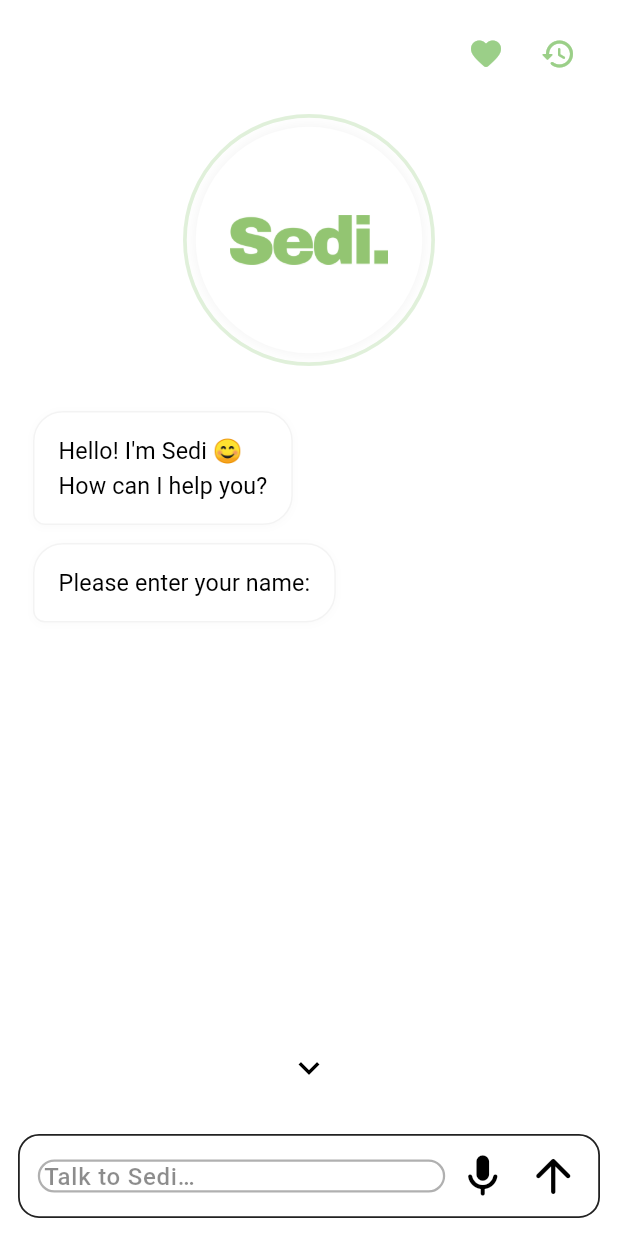
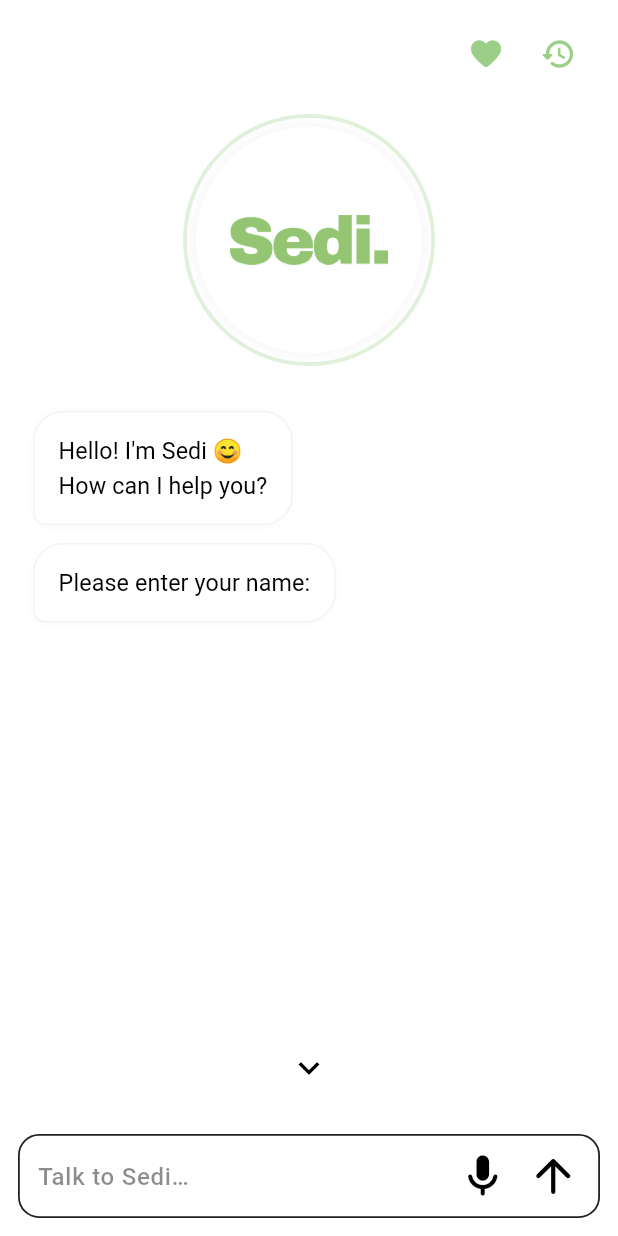
Before and after one commit to javadmeighani-oss/sedi-frontend, a Flutter app: the screen it shows after launch, on a phone screen of 412 x 824 dp. Run offline on Flutter 3.47's test engine with Material 3 defaults, Android fonts, the phone set to English and light mode, and no system bars; our stand-ins replace shared_preferences.

Commit message:
fix(input): fully override theme to remove inner borders

```diff
--- a/lib/features/chat/presentation/widgets/input_bar.dart
+++ b/lib/features/chat/presentation/widgets/input_bar.dart
@@ -33,7 +33,9 @@ class _InputBarState extends State<InputBar> {
     super.initState();
     _focusNode.addListener(() {
       if (!mounted) return;
-      setState(() => _expanded = _focusNode.hasFocus);
+      setState(() {
+        _expanded = _focusNode.hasFocus;
+      });
     });
   }
 
@@ -65,7 +67,10 @@ class _InputBarState extends State<InputBar> {
         decoration: BoxDecoration(
           color: Colors.white,
           borderRadius: BorderRadius.circular(14),
-          border: Border.all(color: Colors.black87, width: 1.2),
+          border: Border.all(
+            color: Colors.black87,
+            width: 1.2, // فقط همین کادر باید دیده شود
+          ),
         ),
         child: Row(
           crossAxisAlignment:
@@ -73,6 +78,18 @@ class _InputBarState extends State<InputBar> {
           children: [
             // ================= TEXT =================
             Expanded(
+              child: Theme(
+                // 🔴 خنثی‌سازی کامل Theme سراسری فقط در این ویجت
+                data: Theme.of(context).copyWith(
+                  inputDecorationTheme: const InputDecorationTheme(
+                    border: InputBorder.none,
+                    enabledBorder: InputBorder.none,
+                    focusedBorder: InputBorder.none,
+                    disabledBorder: InputBorder.none,
+                    errorBorder: InputBorder.none,
+                    focusedErrorBorder: InputBorder.none,
+                  ),
+                ),
                 child: TextField(
                   controller: _controller,
                   focusNode: _focusNode,
@@ -85,10 +102,13 @@ class _InputBarState extends State<InputBar> {
                   ),
                   decoration: InputDecoration(
                     hintText: widget.hintText,
-                  hintStyle: const TextStyle(color: Colors.black45),
+                    hintStyle: const TextStyle(
+                      color: Colors.black45,
+                    ),
+                    isCollapsed: true,
+                    contentPadding: EdgeInsets.zero,
                     border: InputBorder.none,
-                  isCollapsed: true, // 🔑 حذف باکس داخلی
-                  contentPadding: EdgeInsets.zero, // 🔑 صفر
+                  ),
                 ),
               ),
             ),
@@ -104,14 +124,17 @@ class _InputBarState extends State<InputBar> {
                 children: [
                   const Icon(
                     Icons.mic_rounded,
-                    size: 34, // ×2
+                    size: 34, // بزرگ‌تر (×۲)
                     color: Colors.black,
                   ),
                   if (widget.isRecording) ...[
                     const SizedBox(width: 6),
                     Text(
                       widget.recordingTime,
-                      style: const TextStyle(fontSize: 12),
+                      style: const TextStyle(
+                        fontSize: 12,
+                        color: Colors.black,
+                      ),
                     ),
                   ],
                 ],
@@ -125,7 +148,7 @@ class _InputBarState extends State<InputBar> {
               onTap: _send,
               child: const Icon(
                 Icons.arrow_upward_rounded,
-                size: 36, // ×2
+                size: 36, // بزرگ‌تر (×۲)
                 color: Colors.black,
               ),
             ),
```
Lines whose indentation alone changed are shown as unchanged.
